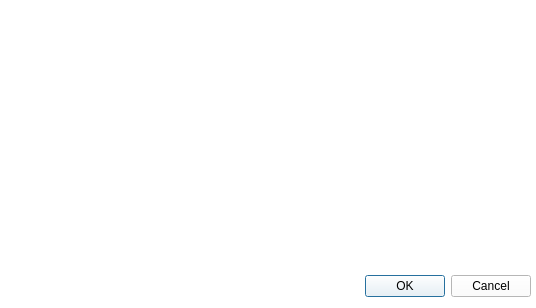
MathGravel/ImageRec, file src/fenetreparametres.ui: the form before one commit.
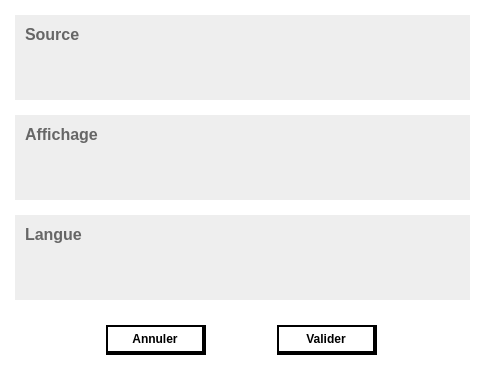
The form after the commit. Icons and pictures are not drawn. Custom widgets are drawn as their Qt base class.

Commit message: Avancement de l'interface graphique

Diff of the .ui file:
```diff
--- a/src/fenetreparametres.ui
+++ b/src/fenetreparametres.ui
@@ -6,8 +6,8 @@
    <rect>
     <x>0</x>
     <y>0</y>
-    <width>536</width>
-    <height>308</height>
+    <width>485</width>
+    <height>380</height>
    </rect>
   </property>
   <property name="windowTitle">
@@ -20,23 +20,289 @@
   <property name="styleSheet">
    <string notr="true">background-color: #ffffff;</string>
   </property>
-  <widget class="QDialogButtonBox" name="buttonBox">
-   <property name="geometry">
-    <rect>
-     <x>10</x>
-     <y>270</y>
-     <width>521</width>
-     <height>32</height>
-    </rect>
+  <layout class="QVBoxLayout" name="verticalLayout" stretch="4,4,4,1">
+   <property name="spacing">
+    <number>15</number>
    </property>
-   <property name="orientation">
-    <enum>Qt::Horizontal</enum>
+   <property name="leftMargin">
+    <number>15</number>
    </property>
-   <property name="standardButtons">
-    <set>QDialogButtonBox::Cancel|QDialogButtonBox::Ok</set>
+   <property name="topMargin">
+    <number>15</number>
    </property>
-  </widget>
+   <property name="rightMargin">
+    <number>15</number>
+   </property>
+   <property name="bottomMargin">
+    <number>15</number>
+   </property>
+   <item>
+    <widget class="QFrame" name="source">
+     <property name="styleSheet">
+      <string notr="true">background-color: #eee;
+border: none;
+color: #666666;</string>
+     </property>
+     <property name="frameShape">
+      <enum>QFrame::StyledPanel</enum>
+     </property>
+     <property name="frameShadow">
+      <enum>QFrame::Raised</enum>
+     </property>
+     <widget class="QLabel" name="sourceTitre">
+      <property name="geometry">
+       <rect>
+        <x>10</x>
+        <y>10</y>
+        <width>284</width>
+        <height>20</height>
+       </rect>
+      </property>
+      <property name="sizePolicy">
+       <sizepolicy hsizetype="Preferred" vsizetype="Preferred">
+        <horstretch>0</horstretch>
+        <verstretch>0</verstretch>
+       </sizepolicy>
+      </property>
+      <property name="minimumSize">
+       <size>
+        <width>0</width>
+        <height>20</height>
+       </size>
+      </property>
+      <property name="maximumSize">
+       <size>
+        <width>16777215</width>
+        <height>16777215</height>
+       </size>
+      </property>
+      <property name="styleSheet">
+       <string notr="true">font-size: 16px;
+font-weight: bold;</string>
+      </property>
+      <property name="text">
+       <string>Source</string>
+      </property>
+      <property name="alignment">
+       <set>Qt::AlignLeading|Qt::AlignLeft|Qt::AlignTop</set>
+      </property>
+     </widget>
+    </widget>
+   </item>
+   <item>
+    <widget class="QFrame" name="video">
+     <property name="styleSheet">
+      <string notr="true">background-color: #eee;
+border: none;
+color: #666666;</string>
+     </property>
+     <property name="frameShape">
+      <enum>QFrame::StyledPanel</enum>
+     </property>
+     <property name="frameShadow">
+      <enum>QFrame::Raised</enum>
+     </property>
+     <widget class="QLabel" name="videoTitre">
+      <property name="geometry">
+       <rect>
+        <x>10</x>
+        <y>10</y>
+        <width>284</width>
+        <height>20</height>
+       </rect>
+      </property>
+      <property name="sizePolicy">
+       <sizepolicy hsizetype="Preferred" vsizetype="Preferred">
+        <horstretch>0</horstretch>
+        <verstretch>0</verstretch>
+       </sizepolicy>
+      </property>
+      <property name="minimumSize">
+       <size>
+        <width>0</width>
+        <height>20</height>
+       </size>
+      </property>
+      <property name="maximumSize">
+       <size>
+        <width>16777215</width>
+        <height>16777215</height>
+       </size>
+      </property>
+      <property name="styleSheet">
+       <string notr="true">font-size: 16px;
+font-weight: bold;</string>
+      </property>
+      <property name="text">
+       <string>Affichage</string>
+      </property>
+      <property name="alignment">
+       <set>Qt::AlignLeading|Qt::AlignLeft|Qt::AlignTop</set>
+      </property>
+     </widget>
+    </widget>
+   </item>
+   <item>
+    <widget class="QFrame" name="langue">
+     <property name="styleSheet">
+      <string notr="true">background-color: #eee;
+border: none;
+color: #666666;</string>
+     </property>
+     <property name="frameShape">
+      <enum>QFrame::StyledPanel</enum>
+     </property>
+     <property name="frameShadow">
+      <enum>QFrame::Raised</enum>
+     </property>
+     <widget class="QLabel" name="langueTitre">
+      <property name="geometry">
+       <rect>
+        <x>10</x>
+        <y>10</y>
+        <width>284</width>
+        <height>20</height>
+       </rect>
+      </property>
+      <property name="sizePolicy">
+       <sizepolicy hsizetype="Preferred" vsizetype="Preferred">
+        <horstretch>0</horstretch>
+        <verstretch>0</verstretch>
+       </sizepolicy>
+      </property>
+      <property name="minimumSize">
+       <size>
+        <width>0</width>
+        <height>20</height>
+       </size>
+      </property>
+      <property name="maximumSize">
+       <size>
+        <width>16777215</width>
+        <height>16777215</height>
+       </size>
+      </property>
+      <property name="styleSheet">
+       <string notr="true">font-size: 16px;
+font-weight: bold;</string>
+      </property>
+      <property name="text">
+       <string>Langue</string>
+      </property>
+      <property name="alignment">
+       <set>Qt::AlignLeading|Qt::AlignLeft|Qt::AlignTop</set>
+      </property>
+     </widget>
+    </widget>
+   </item>
+   <item>
+    <widget class="QFrame" name="boutons">
+     <property name="styleSheet">
+      <string notr="true">QFrame#boutons {
+background-color: #ffffff;
+border: none;
+text-align: center;
+}
+
+QPushButton {
+border: 2px solid black;
+border-bottom: 4px solid black;
+border-right: 4px solid black;
+background-color: #ffffff;
+padding: 5px;
+color: black;
+font-weight: bold;
+}
+
+QPushButton:hover:!pressed {
+background-color: #eee;
+}
+
+QPushButton:hover {
+background-color: #ddd;
+}</string>
+     </property>
+     <property name="frameShape">
+      <enum>QFrame::StyledPanel</enum>
+     </property>
+     <property name="frameShadow">
+      <enum>QFrame::Raised</enum>
+     </property>
+     <layout class="QHBoxLayout" name="horizontalLayout">
+      <property name="spacing">
+       <number>10</number>
+      </property>
+      <property name="leftMargin">
+       <number>30</number>
+      </property>
+      <property name="topMargin">
+       <number>10</number>
+      </property>
+      <property name="rightMargin">
+       <number>30</number>
+      </property>
+      <property name="bottomMargin">
+       <number>10</number>
+      </property>
+      <item>
+       <widget class="Button" name="annuler">
+        <property name="maximumSize">
+         <size>
+          <width>100</width>
+          <height>16777215</height>
+         </size>
+        </property>
+        <property name="cursor">
+         <cursorShape>PointingHandCursor</cursorShape>
+        </property>
+        <property name="text">
+         <string>Annuler</string>
+        </property>
+       </widget>
+      </item>
+      <item>
+       <widget class="Button" name="valider">
+        <property name="sizePolicy">
+         <sizepolicy hsizetype="Minimum" vsizetype="Minimum">
+          <horstretch>0</horstretch>
+          <verstretch>0</verstretch>
+         </sizepolicy>
+        </property>
+        <property name="minimumSize">
+         <size>
+          <width>0</width>
+          <height>0</height>
+         </size>
+        </property>
+        <property name="maximumSize">
+         <size>
+          <width>100</width>
+          <height>16777215</height>
+         </size>
+        </property>
+        <property name="cursor">
+         <cursorShape>PointingHandCursor</cursorShape>
+        </property>
+        <property name="text">
+         <string>Valider</string>
+        </property>
+       </widget>
+      </item>
+     </layout>
+    </widget>
+   </item>
+  </layout>
  </widget>
+ <customwidgets>
+  <customwidget>
+   <class>Button</class>
+   <extends>QPushButton</extends>
+   <header>button.h</header>
+   <slots>
+    <slot>ouvrirFenetreOptions()</slot>
+   </slots>
+  </customwidget>
+ </customwidgets>
  <resources>
   <include location="images.qrc"/>
  </resources>
```
Left out of the diff: 35 changed lines with no effect on the pictures. The commit also changes 3 other files.
